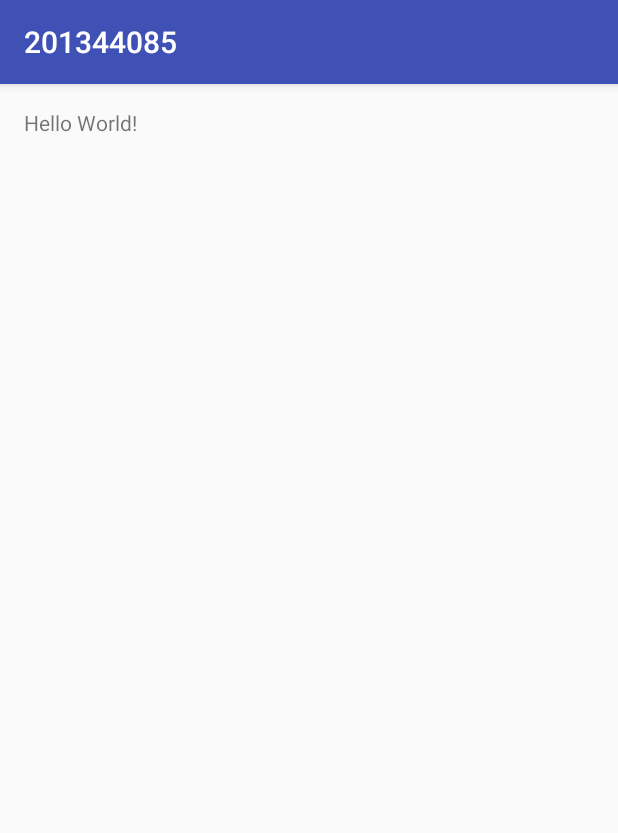
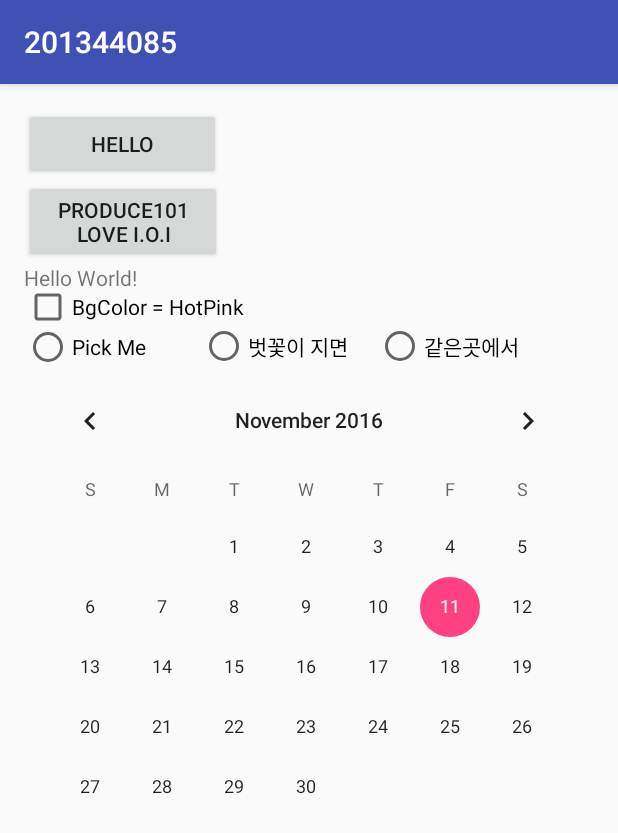
Before and after one commit to j1344085/android_161111, an Android app: the screen it shows after launch (MainActivity), on a phone screen of 412 x 824 dp. Shown: the top 833 px of the screen. Run offline under Robolectric (Android 15) with nearby library versions, the phone set to English and light mode, and no system bars.

Commit message:
change activity_main

```diff
--- a/app/src/main/res/layout/activity_main.xml
+++ b/app/src/main/res/layout/activity_main.xml
@@ -1,5 +1,5 @@
 <?xml version="1.0" encoding="utf-8"?>
-<RelativeLayout
+<LinearLayout
     xmlns:android="http://schemas.android.com/apk/res/android"
     xmlns:tools="http://schemas.android.com/tools"
     android:id="@+id/activity_main"
@@ -9,10 +9,65 @@
     android:paddingRight="@dimen/activity_horizontal_margin"
     android:paddingTop="@dimen/activity_vertical_margin"
     android:paddingBottom="@dimen/activity_vertical_margin"
+    android:orientation="vertical"
     tools:context="sampleandroid.a201344085.MainActivity">
+    <!--match_parent 부모에 맞춘다 즉 레이아웃에 맞춤-->
+    <!--wrap_content 내용물의 크기에 맞춘다-->
+    <Button
+        android:text="Hello"
+        android:layout_width="131dp"
+        android:layout_height="wrap_content"
+        android:id="@+id/button" />
+
+    <Button
+        android:orientation="horizontal"
+        android:text="Produce101 Love I.O.I"
+        android:layout_width="132dp"
+        android:layout_height="wrap_content"
+        android:id="@+id/button2" />
+
 
     <TextView
         android:layout_width="wrap_content"
         android:layout_height="wrap_content"
         android:text="Hello World!" />
-</RelativeLayout>
+
+    <CheckBox
+        android:text="BgColor = HotPink"
+        android:layout_width="189dp"
+        android:layout_height="20dp"
+        android:id="@+id/checkBox" />
+
+    <RadioGroup
+        android:orientation="horizontal"
+        android:layout_width="351dp"
+        android:layout_height="wrap_content" >
+
+        <RadioButton
+            android:text="Pick Me"
+            android:layout_width="match_parent"
+            android:layout_height="wrap_content"
+            android:id="@+id/radioButton"
+            android:layout_weight="1" />
+
+        <RadioButton
+            android:text="벗꽃이 지면"
+            android:layout_width="match_parent"
+            android:layout_height="wrap_content"
+            android:id="@+id/radioButton2"
+            android:layout_weight="1" />
+
+        <RadioButton
+            android:text="같은곳에서"
+            android:layout_width="match_parent"
+            android:layout_height="wrap_content"
+            android:id="@+id/radioButton3"
+            android:layout_weight="1" />
+    </RadioGroup>
+
+    <CalendarView
+        android:layout_width="match_parent"
+        android:layout_height="wrap_content"
+        android:id="@+id/calendarView" />
+
+</LinearLayout>
```
